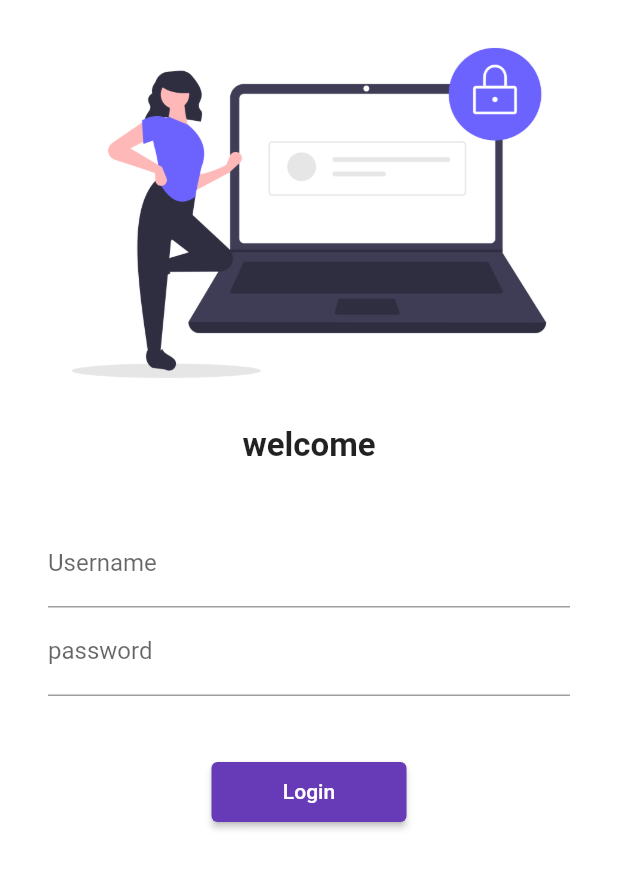
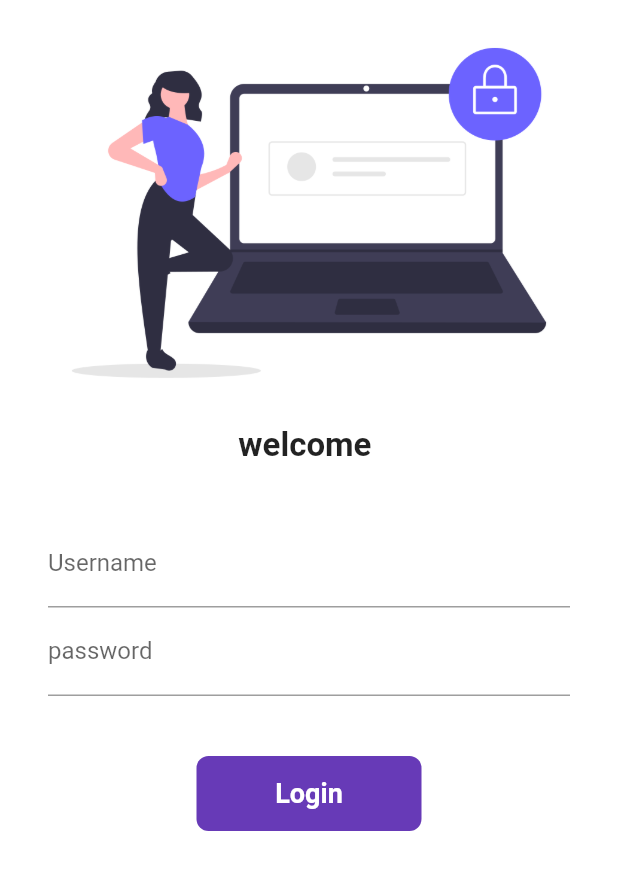
Before and after one commit to elispadsala/LearningFlutter, a Flutter app: the screen it shows after launch, on a phone screen of 412 x 824 dp. Shown: the top 870 px of the screen. Run offline on Flutter 3.47's test engine with Material 2 defaults, Android fonts, the phone set to English and light mode, and no system bars.

Commit message:
day6 completed

```diff
--- a/lib/pages/login_page.dart
+++ b/lib/pages/login_page.dart
@@ -3,7 +3,15 @@ import 'package:flutter/material.dart';
 import 'package:flutter_catalog/utilities/routes.dart';
 
 
- class LoginPage extends StatelessWidget {
+ class LoginPage extends StatefulWidget {
+  @override
+  _LoginPageState createState() => _LoginPageState();
+}
+
+class _LoginPageState extends State<LoginPage> {
+  String name = "";
+  bool changeButton = false;
+
    @override
    Widget build(BuildContext context) {
      return Material(
@@ -13,7 +21,8 @@ import 'package:flutter_catalog/utilities/routes.dart';
                Image.asset("assets/images/login_image.png" ,
                fit: BoxFit.cover,
                ),
-               Text("welcome",
+               Text(
+                 "welcome $name",
                style: TextStyle(
                 fontSize: 22,
                 fontWeight: FontWeight.bold,
@@ -31,6 +40,10 @@ import 'package:flutter_catalog/utilities/routes.dart';
                       hintText: "Enter Username",
                       labelText: "Username",
                     ),
+                      onChanged: (value) {
+                         name = value;
+                         setState(() {});
+                      },
                   ),
                    TextFormField(
                      obscureText: true,
@@ -42,13 +55,47 @@ import 'package:flutter_catalog/utilities/routes.dart';
                    SizedBox(
                      height: 40,
                    ),
-                   ElevatedButton(
-                     child: Text("Login"),
-                     style: TextButton.styleFrom(minimumSize: Size(130,40)),
-                     onPressed: () {
-                       Navigator.pushNamed(context,MyRoutes.homeRoute);
-                     },
-                     ),
+
+                  InkWell(
+                    onTap: () async {
+                      setState(() {
+                        changeButton=true;
+                      });
+
+                      await Future.delayed(Duration(seconds: 1));
+                      Navigator.pushNamed(context,MyRoutes.homeRoute);
+                    },
+                   child: AnimatedContainer(
+                      duration: Duration(seconds: 1),
+                      width: changeButton  ? 50: 150,
+                      height: 50,
+                      alignment: Alignment.center,
+                      child: changeButton
+                      ? Icon(
+                        Icons.done, color: Colors.white,
+                      )
+
+                      : Text(
+                        "Login",
+                        style: TextStyle(color: Colors.white , fontSize: 18,fontWeight: FontWeight.bold),
+                         ),
+                      decoration: BoxDecoration(
+                        color: Colors.deepPurple,
+                        //shape: changeButton
+                          //? BoxShape.circle
+                          //: BoxShape.rectangle,
+                       borderRadius: BorderRadius.circular(changeButton?50:8)
+                      ),
+                    ),
+                  )
+
+                  // ElevatedButton(
+                    // child: Text("Login"),
+                    // style: TextButton.styleFrom(minimumSize: Size(130,40)),
+                    // onPressed: () {
+                     //  Navigator.pushNamed(context,MyRoutes.homeRoute);
+                     //},
+                    // ),
                   ],),
                 )
              ],
@@ -56,4 +103,4 @@ import 'package:flutter_catalog/utilities/routes.dart';
           ),
        );
    }
- }
+}
```
